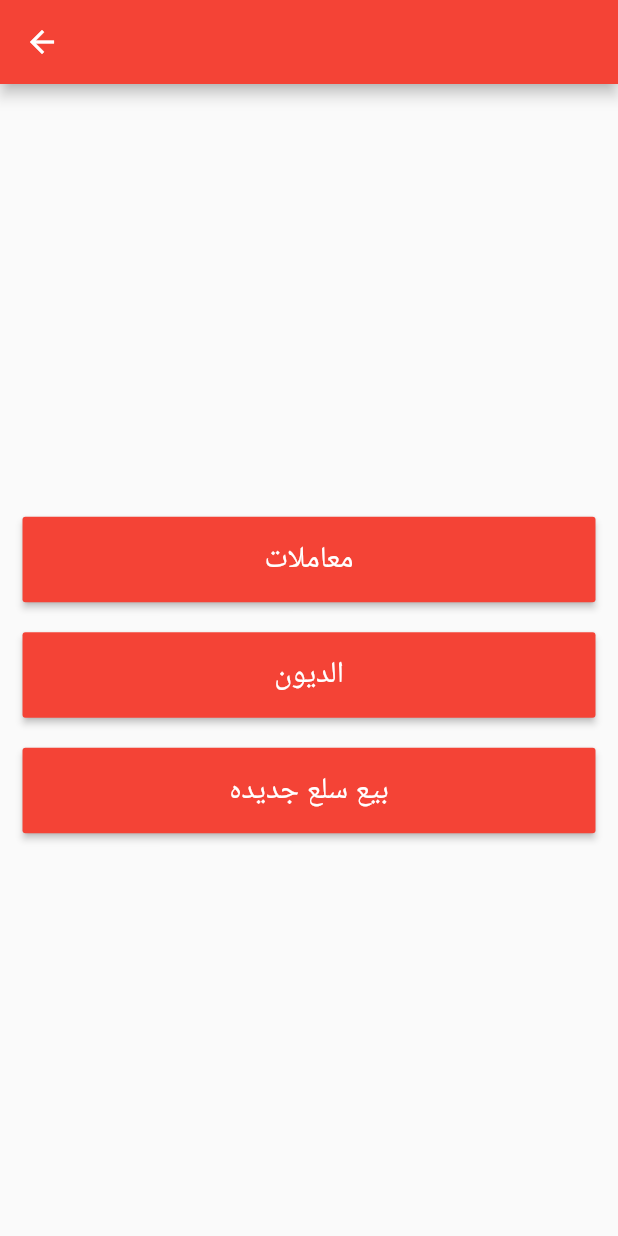
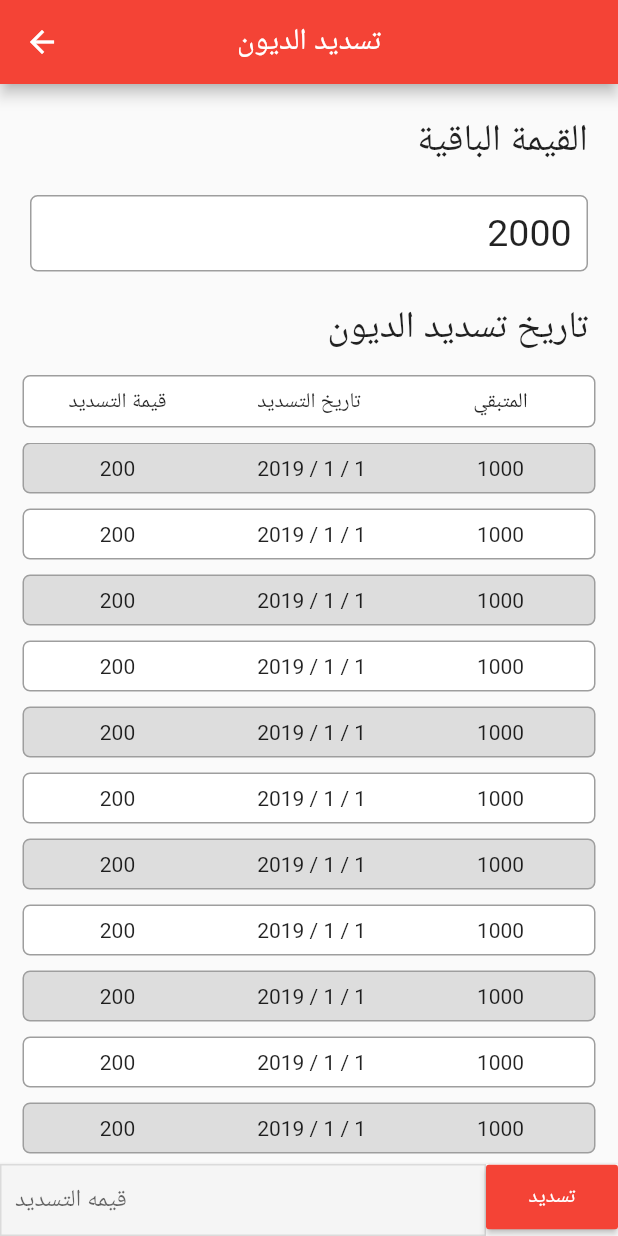
Before and after one commit to Abdelrahman-Elshimy/ElropApp, a Flutter app: the CustomerPage screen opened directly with empty values, after a tap on "الديون", on a phone screen of 412 x 824 dp. Run offline on Flutter 3.47's test engine with Material 2 defaults, Android fonts, the phone set to English and light mode, and no system bars.

Commit message:
depts page ui

```diff
--- a/elropy/lib/screens/customers/customer.dart
+++ b/elropy/lib/screens/customers/customer.dart
@@ -1,4 +1,5 @@
 import 'package:elropy/models/customer.dart';
+import 'package:elropy/screens/customers/depts.dart';
 import 'package:flutter/material.dart';
 
 class CustomerPage extends StatefulWidget {
@@ -41,7 +42,9 @@ class _CustomerPageState extends State<CustomerPage> {
 
             child: RaisedButton(
               padding: EdgeInsets.only(top: 15, bottom: 15),
-              onPressed: () {},
+              onPressed: () {
+                Navigator.push(context, MaterialPageRoute(builder: (context) => DeptsPage(widget._customer)));
+              },
               child: Text('الديون', style: TextStyle(color: Colors.white, fontSize: 20),),
             ),
           ),
--- /dev/null
+++ b/elropy/lib/screens/customers/depts.dart
@@ -0,0 +1,267 @@
+import 'package:elropy/models/customer.dart';
+import 'package:flutter/material.dart';
+
+class DeptsPage extends StatefulWidget {
+  final Customer _customer;
+  DeptsPage(this._customer);
+  @override
+  _DeptsPageState createState() => _DeptsPageState();
+}
+
+class _DeptsPageState extends State<DeptsPage> {
+  final _formUpdateDept = GlobalKey<FormState>();
+  String _daptValue;
+  int _depts = 2000;
+  @override
+  Widget build(BuildContext context) {
+    return Scaffold(
+      appBar: AppBar(
+        title: Text('تسديد الديون'),
+        centerTitle: true,
+      ),
+      body: Stack(
+        children: <Widget>[
+          Column(
+            crossAxisAlignment: CrossAxisAlignment.end,
+            children: <Widget>[
+              Container(
+                width: double.infinity,
+                margin: EdgeInsets.only(left: 20, right: 20, top: 20),
+                child: Text(
+                  'القيمة الباقية',
+                  style: TextStyle(fontSize: 25),
+                  textAlign: TextAlign.right,
+                ),
+              ),
+              Container(
+                width: double.infinity,
+                margin: EdgeInsets.all(20),
+                padding: EdgeInsets.all(10),
+                decoration: BoxDecoration(
+                    border: Border.all(
+                      color: Colors.grey,
+                    ),
+                    color: Colors.white,
+                    borderRadius: BorderRadius.circular(5)),
+                child: Text(
+                  _depts.toString(),
+                  style: TextStyle(fontSize: 25),
+                  textAlign: TextAlign.right,
+                ),
+              ),
+              Container(
+                margin:
+                    EdgeInsets.only(left: 20, right: 20, top: 0, bottom: 15),
+                child: Text(
+                  'تاريخ تسديد الديون',
+                  style: TextStyle(fontSize: 25),
+                  textAlign: TextAlign.right,
+                ),
+              ),
+              Container(
+                decoration: BoxDecoration(
+                    color: Colors.white,
+                    border: Border.all(color: Colors.grey),
+                    borderRadius: BorderRadius.circular(5)),
+                margin: EdgeInsets.only(bottom: 10, left: 15, right: 15),
+                padding: EdgeInsets.only(top: 7, bottom: 7),
+                child: Row(
+                  mainAxisAlignment: MainAxisAlignment.spaceBetween,
+                  crossAxisAlignment: CrossAxisAlignment.center,
+                  children: <Widget>[
+                    Expanded(
+                      flex: 1,
+                      child: Container(
+                        child: Text(
+                          'قيمة التسديد',
+                          textAlign: TextAlign.center,
+                        ),
+                      ),
+                    ),
+                    SizedBox(
+                      width: 3,
+                    ),
+                    Expanded(
+                      flex: 1,
+                      child: Container(
+                        child: Text(
+                          'تاريخ التسديد',
+                          textAlign: TextAlign.center,
+                        ),
+                      ),
+                    ),
+                    SizedBox(
+                      width: 3,
+                    ),
+                    Expanded(
+                      flex: 1,
+                      child: Container(
+                        child: Text(
+                          'المتبقي',
+                          textAlign: TextAlign.center,
+                        ),
+                      ),
+                    ),
+                  ],
+                ),
+              ),
+              Expanded(
+                child: ListView(
+                  children: getAllCustomers(),
+                ),
+              ),
+              SizedBox(
+                height: 50,
+              ),
+            ],
+          ),
+          Positioned(
+            bottom: 0,
+            child: Material(
+              elevation: 2,
+              child: Container(
+                width: MediaQuery.of(context).size.width,
+                color: Colors.white,
+                child: Row(
+                  mainAxisAlignment: MainAxisAlignment.start,
+                  crossAxisAlignment: CrossAxisAlignment.start,
+                  children: <Widget>[
+                    Expanded(
+                      child: Form(
+                        key: _formUpdateDept,
+                        child: TextFormField(
+                          keyboardType: TextInputType.number,
+                          decoration: InputDecoration(
+
+                            border: OutlineInputBorder(
+                              borderSide: BorderSide(color: Colors.grey.withOpacity(.3)),
+                              borderRadius: BorderRadius.circular(0),
+                            ),
+                            disabledBorder: OutlineInputBorder(
+                              borderSide: BorderSide(color: Colors.grey.withOpacity(.3)),
+                              borderRadius: BorderRadius.circular(0),
+                            ),
+                            enabledBorder: OutlineInputBorder(
+                              borderSide: BorderSide(color: Colors.grey.withOpacity(.3)),
+                              borderRadius: BorderRadius.circular(0),
+                            ),
+                            errorBorder: OutlineInputBorder(
+                              borderSide: BorderSide(color: Colors.grey.withOpacity(.3)),
+                              borderRadius: BorderRadius.circular(0),
+                            ),
+                            focusedBorder: OutlineInputBorder(
+                              borderSide: BorderSide(color: Colors.grey.withOpacity(.3)),
+                              borderRadius: BorderRadius.circular(0),
+                            ),
+                            focusedErrorBorder: OutlineInputBorder(
+                              borderSide: BorderSide(color: Colors.grey.withOpacity(.3)),
+                              borderRadius: BorderRadius.circular(0),
+                            ),
+                            hintText: 'قيمه التسديد',
+                            filled: true,
+                            contentPadding: EdgeInsets.all(10),
+                          ),
+                          validator: (value) {
+                            if(value.isEmpty) {
+                              return 'اضف القيمة المراد انقاصها';
+                            }
+                            return null;
+                          },
+                          onSaved: (value) {
+                            setState(() {
+                             _daptValue = value;
+                            });
+                          },
+                        ),
+                      ),
+                    ),
+                    Transform.translate(
+                      offset: Offset(0, -2),
+                                          child: Container(
+                        child: RaisedButton(
+                          onPressed: () {
+                            if(_formUpdateDept.currentState.validate()) {
+                              _formUpdateDept.currentState.save();
+                              print(int.parse(_daptValue));
+                              setState(() {
+                                _depts = _depts - int.parse(_daptValue);
+                              });
+                            }
+                          },
+                          child: Text(
+                            'تسديد',
+                            style: TextStyle(
+                              color: Colors.white,
+                            ),
+                          ),
+                          padding: EdgeInsets.all(12),
+                        ),
+                      ),
+                    ),
+                  ],
+                ),
+              ),
+            ),
+          ),
+        ],
+      ),
+    );
+  }
+
+  List<Widget> getAllCustomers() {
+    List<Widget> customersWidgets = [];
+
+    for (int i = 0; i < 20; i++) {
+      customersWidgets.add(
+        Container(
+          margin: EdgeInsets.only(left: 15, right: 15, bottom: 10),
+          child: Container(
+            decoration: BoxDecoration(
+                color: (i % 2 == 0) ? Color(0xffDDDDDD) : Colors.white,
+                border: Border.all(color: Colors.grey),
+                borderRadius: BorderRadius.circular(5)),
+            padding: EdgeInsets.only(top: 8, bottom: 8),
+            child: Row(
+              children: <Widget>[
+                Expanded(
+                  flex: 1,
+                  child: Container(
+                    child: Text(
+                      '200',
+                      textAlign: TextAlign.center,
+                    ),
+                  ),
+                ),
+                SizedBox(
+                  width: 3,
+                ),
+                Expanded(
+                  flex: 1,
+                  child: Container(
+                    child: Text(
+                      ' ${DateTime.utc(2019, 10, 5).year.toString()} / ${DateTime.utc(2019).month.toString()} / ${DateTime.utc(2019).day.toString()}',
+                      textAlign: TextAlign.center,
+                    ),
+                  ),
+                ),
+                SizedBox(
+                  width: 3,
+                ),
+                Expanded(
+                  flex: 1,
+                  child: Container(
+                    child: Text(
+                      (1000).toString(),
+                      textAlign: TextAlign.center,
+                    ),
+                  ),
+                ),
+              ],
+            ),
+          ),
+        ),
+      );
+    }
+    return customersWidgets;
+  }
+}
```
